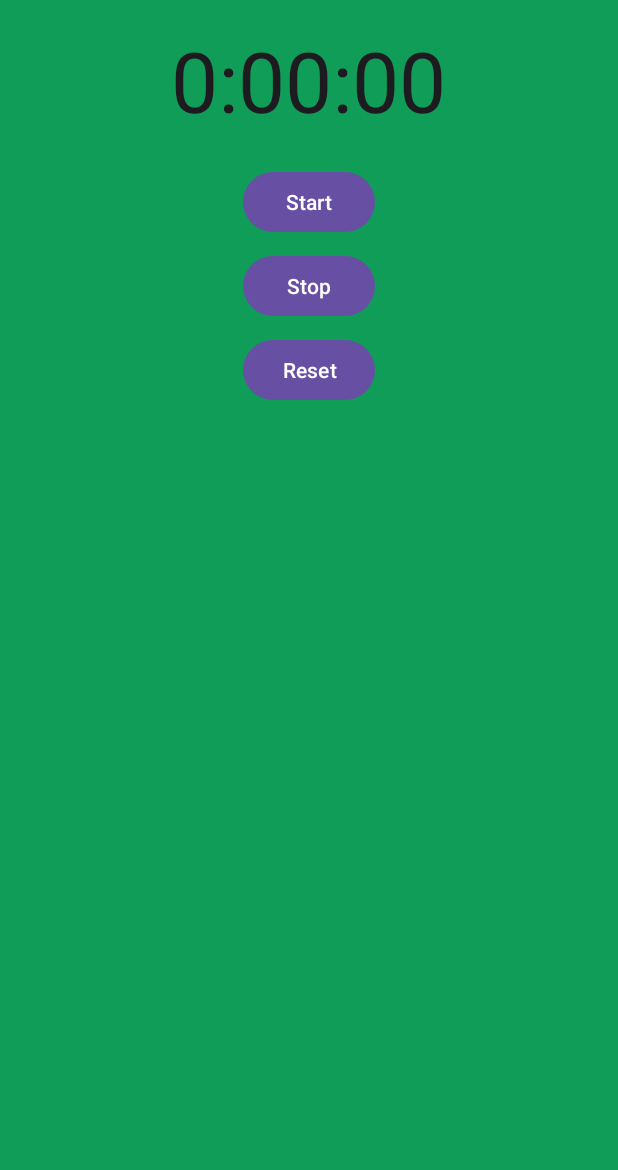
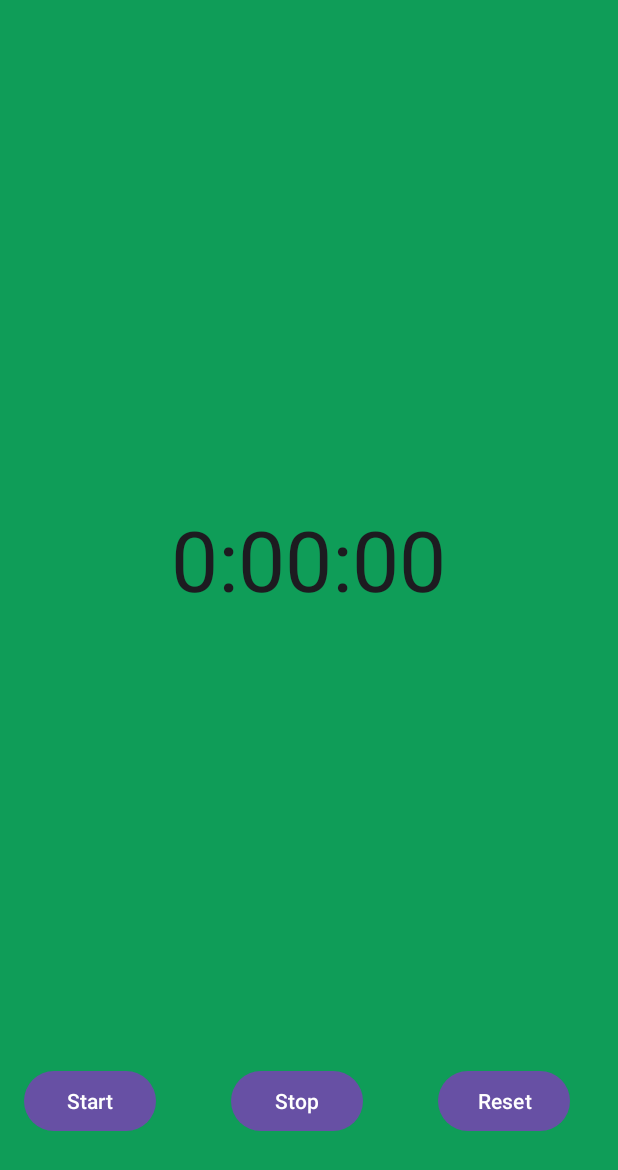
Before and after one commit to NitroCorgi/wagewatch, an Android app: the screen it shows after launch (StopwatchActivity), on a phone screen of 412 x 824 dp. Shown: the top 1170 px of the screen. Run offline under Robolectric (Android 15) with nearby library versions, the phone set to English and light mode, and no system bars; our stand-ins replace navigation-ui.

Commit message:
Changed layout

```diff
--- a/app/src/main/res/layout/activity_stopwatch.xml
+++ b/app/src/main/res/layout/activity_stopwatch.xml
@@ -5,6 +5,7 @@
     android:layout_width="match_parent"
     android:layout_height="match_parent"
     android:orientation="vertical"
+    android:gravity="center|bottom"
 
     android:background="#0F9D58"
     android:padding="16dp"
@@ -17,14 +18,19 @@
         android:layout_height="wrap_content"
         android:layout_gravity="center_horizontal"
         android:textAppearance="@android:style/TextAppearance.Large"
+        android:layout_marginBottom="300dp"
         android:textSize="56sp" />
+
+    <LinearLayout android:layout_width="fill_parent"
+        android:layout_height="wrap_content"
+        android:orientation="horizontal">
 
         <Button
             android:id="@+id/start_button"
             android:layout_width="wrap_content"
             android:layout_height="wrap_content"
-        android:layout_gravity="center_horizontal"
-        android:layout_marginTop="20dp"
+            android:layout_gravity="bottom|center_horizontal"
+            android:layout_marginTop="50dp"
             android:onClick="onClickStart"
             android:text="@string/start" />
 
@@ -33,7 +39,7 @@
             android:layout_width="wrap_content"
             android:layout_height="wrap_content"
             android:layout_gravity="center_horizontal"
-        android:layout_marginTop="8dp"
+            android:layout_marginStart="50dp"
             android:onClick="onClickStop"
             android:text="@string/stop" />
 
@@ -42,7 +48,8 @@
             android:layout_width="wrap_content"
             android:layout_height="wrap_content"
             android:layout_gravity="center_horizontal"
-        android:layout_marginTop="8dp"
+            android:layout_marginStart="50dp"
             android:onClick="onClickReset"
             android:text="@string/reset" />
     </LinearLayout>
+</LinearLayout>
--- a/app/src/main/res/values/strings.xml
+++ b/app/src/main/res/values/strings.xml
@@ -1,5 +1,5 @@
 <resources>
-    <string name="app_name">GFG|Stopwatch</string>
+    <string name="app_name">WageWatch</string>
     <string name="start">Start</string>
     <string name="stop">Stop</string>
     <string name="reset">Reset</string>
```
Lines whose indentation alone changed are shown as unchanged.
